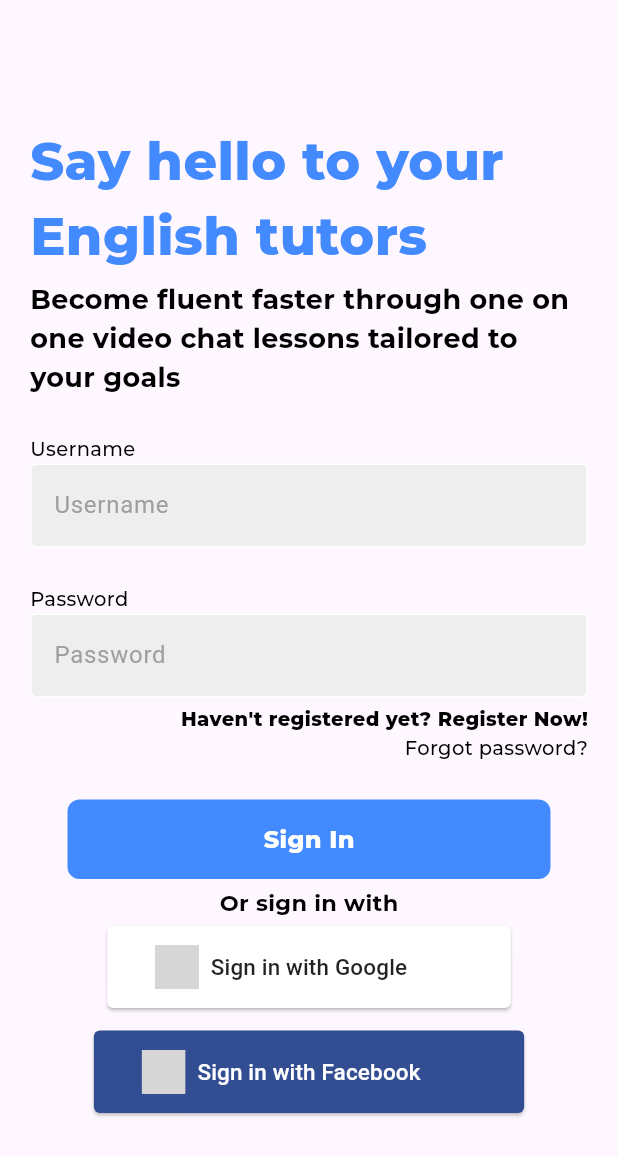
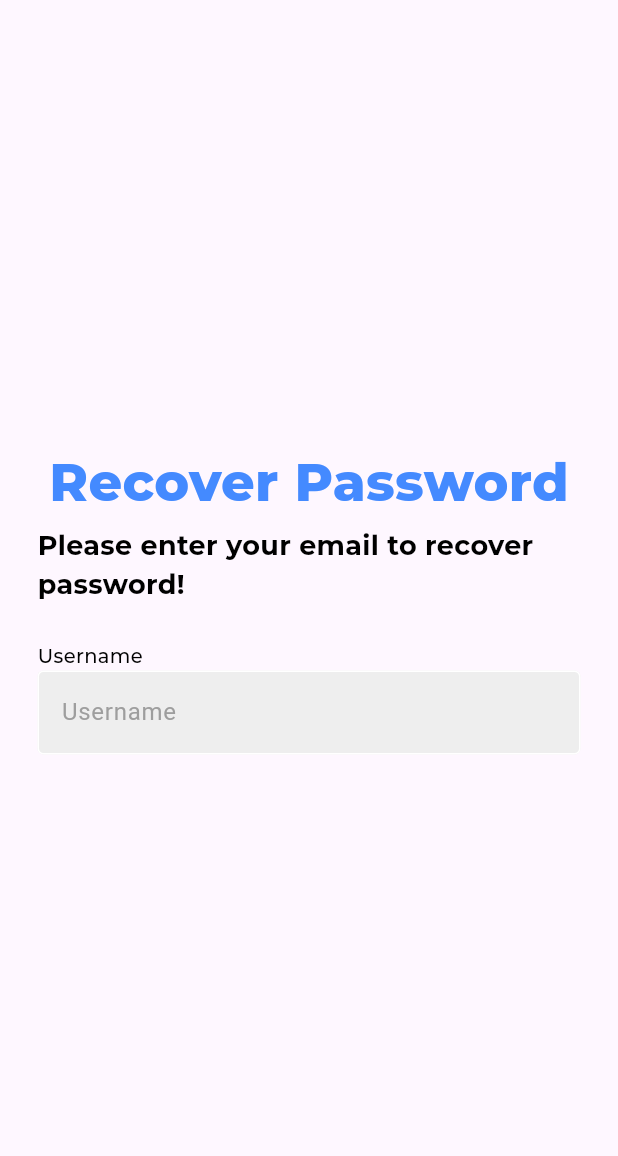
Before and after one commit to MinhSkyDev/MobileAdvanced_Lettutor, a Flutter app: the screen it shows after launch, after a tap on "Forgot password?", on a phone screen of 412 x 824 dp. Shown: the top 1156 px of the screen. Run offline on Flutter 3.47's test engine with Material 3 defaults, Android fonts, the phone set to English and light mode, and no system bars; drawn by our look-alikes of social_login_buttons; our stand-ins replace bloc, flutter_bloc, flutter_rating_bar, google_fonts, quickalert, shared_preferences and 1 more; missing offline and left inert: appinio_video_player, horizontal_list, syncfusion_flutter_pdfviewer; accounts and stored records are empty; grey boxes are pictures that could not be loaded.

Commit message:
feat!(stage-4): add more feature

```diff
--- a/lib/login/ui/login.dart
+++ b/lib/login/ui/login.dart
@@ -6,6 +6,7 @@ import "package:lettutor/common_component/login_textfield.dart";
 import "package:lettutor/dashboard/ui/dashboard.dart";
 import "package:lettutor/dto/auth_dto.dart";
 import "package:lettutor/login/bloc/bloc/login_bloc.dart";
+import "package:lettutor/register/ui/forget_password.dart";
 import "package:lettutor/register/ui/register.dart";
 import "package:quickalert/models/quickalert_type.dart";
 import "package:quickalert/widgets/quickalert_dialog.dart";
@@ -149,7 +150,9 @@ class _LoginScreenState extends State<LoginScreen> {
               mainAxisAlignment: MainAxisAlignment.end,
               children: [
                 GestureDetector(
-                  onTap: () {},
+                  onTap: () {
+                    moveToForgetPasswordScreen();
+                  },
                   child: TextCommon("Forgot password?"),
                 ),
               ],
@@ -182,4 +185,9 @@ class _LoginScreenState extends State<LoginScreen> {
     Navigator.push(context,
         MaterialPageRoute(builder: (context) => const RegisterScreen()));
   }
+
+  void moveToForgetPasswordScreen() {
+    Navigator.push(context,
+        MaterialPageRoute(builder: (context) => const ForgetPasswordScreen()));
+  }
 }
--- /dev/null
+++ b/lib/register/ui/forget_password.dart
@@ -0,0 +1,62 @@
+import 'package:flutter/material.dart';
+import 'package:lettutor/common_component/common_header_text.dart';
+import 'package:lettutor/common_component/login_textfield.dart';
+import 'package:lettutor/register/bloc/bloc/register_bloc.dart';
+
+class ForgetPasswordScreen extends StatefulWidget {
+  const ForgetPasswordScreen({super.key});
+
+  @override
+  State<ForgetPasswordScreen> createState() => _ForgetPasswordScreenState();
+}
+
+class _ForgetPasswordScreenState extends State<ForgetPasswordScreen> {
+  final usernameInput = TextEditingController();
+  final passwordInput = TextEditingController();
+  final reEnterPasswordInput = TextEditingController();
+  RegisterBloc registerBloc = RegisterBloc();
+  @override
+  Widget build(BuildContext context) {
+    return ForgetPasswordView();
+  }
+
+  Widget ForgetPasswordView() {
+    return Scaffold(
+      body: SafeArea(
+        child: Center(
+          child: Padding(
+            padding: const EdgeInsets.symmetric(horizontal: 25),
+            child: Column(
+              mainAxisAlignment: MainAxisAlignment.center,
+              children: [
+                TextHeader1("Recover Password"),
+                const SizedBox(height: 5),
+                TextHeader3("Please enter your email to recover password!"),
+                const SizedBox(
+                  height: 25,
+                ),
+                Padding(
+                  padding: const EdgeInsets.symmetric(horizontal: 0),
+                  child: Row(
+                    mainAxisAlignment: MainAxisAlignment.start,
+                    children: [
+                      TextCommon("Username"),
+                    ],
+                  ),
+                ),
+                LoginTextField(
+                  controller: usernameInput,
+                  hintText: 'Username',
+                  obscureText: false,
+                ),
+                const SizedBox(
+                  height: 25,
+                ),
+              ],
+            ),
+          ),
+        ),
+      ),
+    );
+  }
+}
--- a/lib/register/ui/register.dart
+++ b/lib/register/ui/register.dart
@@ -4,6 +4,7 @@ import 'package:lettutor/common_component/common_header_text.dart';
 import 'package:lettutor/common_component/common_rounded_button.dart';
 import 'package:lettutor/common_component/login_textfield.dart';
 import 'package:lettutor/register/bloc/bloc/register_bloc.dart';
+import 'package:lettutor/register/ui/forget_password.dart';
 
 class RegisterScreen extends StatefulWidget {
   const RegisterScreen({super.key});
@@ -106,7 +107,9 @@ class _RegisterScreenState extends State<RegisterScreen> {
                   mainAxisAlignment: MainAxisAlignment.end,
                   children: [
                     GestureDetector(
-                      onTap: () {},
+                      onTap: () {
+                        moveToForgetPasswordScreen();
+                      },
                       child: TextCommon("Forgot your password?"),
                     ),
                   ],
@@ -120,4 +123,9 @@ class _RegisterScreenState extends State<RegisterScreen> {
       ),
     );
   }
+
+  void moveToForgetPasswordScreen() {
+    Navigator.push(context,
+        MaterialPageRoute(builder: (context) => const ForgetPasswordScreen()));
+  }
 }
```
